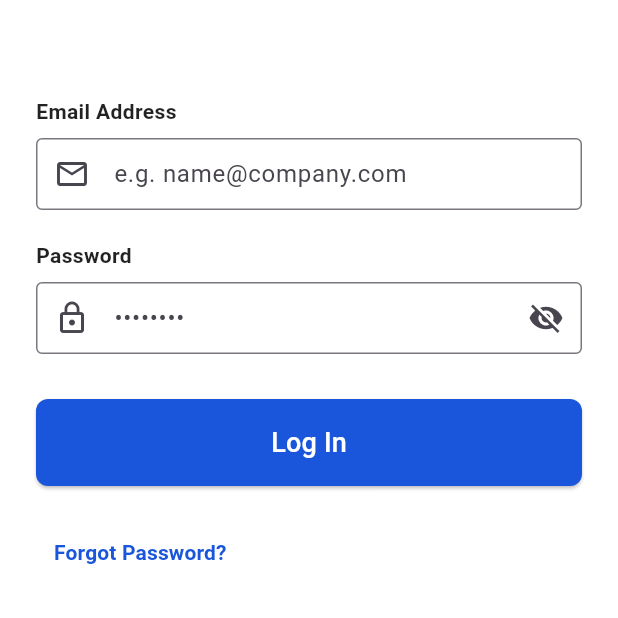
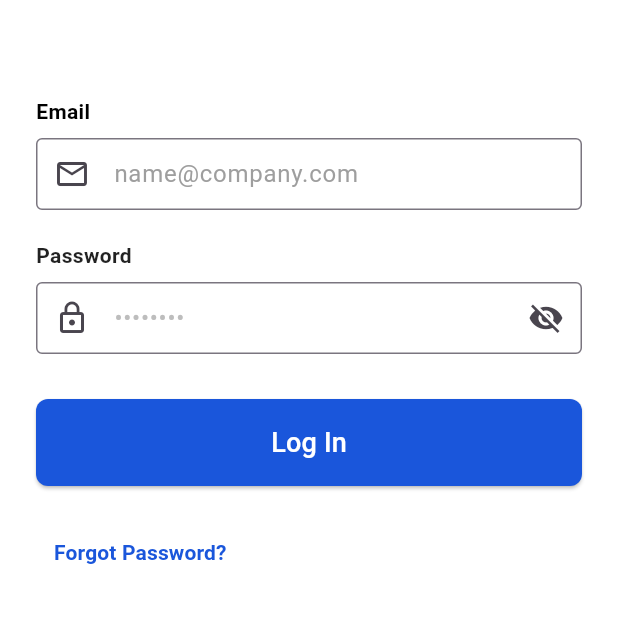
Before and after one commit to jessevandevelde/rma-flutter-app, a Flutter app: the screen it shows after launch, on a phone screen of 412 x 824 dp, the top half of it. Run offline on Flutter 3.47's test engine with Material 3 defaults, Android fonts, the phone set to English and light mode, and no system bars.

Commit message:
small style fixes

```diff
--- a/lib/screens/login_screen.dart
+++ b/lib/screens/login_screen.dart
@@ -42,18 +42,21 @@ class _LoginScreenState extends State<LoginScreen> {
               children: [
                 const SizedBox(height: 40),
                 const Text(
-                  'Email Address',
+                  'Email',
                   style: TextStyle(
                     fontSize: 14,
                     fontWeight: FontWeight.bold,
-                    color: Colors.black87,
+                    color: Colors.black,
                   ),
                 ),
                 const SizedBox(height: 8),
                 TextFormField(
                   controller: _emailController,
                   decoration: const InputDecoration(
-                    hintText: 'e.g. name@company.com',
+                    hintText: 'name@company.com',
+                    hintStyle: TextStyle(
+                      color: Colors.grey,
+                    ),
                     prefixIcon: Icon(Icons.email_outlined),
                     border: OutlineInputBorder(),
                     contentPadding: EdgeInsets.symmetric(horizontal: 16, vertical: 12),
@@ -81,6 +84,9 @@ class _LoginScreenState extends State<LoginScreen> {
                   obscureText: !_isPasswordVisible,
                   decoration: InputDecoration(
                     hintText: '••••••••',
+                    hintStyle: TextStyle(
+                      color: Colors.grey.shade400,
+                    ),
                     prefixIcon: const Icon(Icons.lock_outline),
                     border: const OutlineInputBorder(),
                     contentPadding: const EdgeInsets.symmetric(horizontal: 16, vertical: 12),
```
